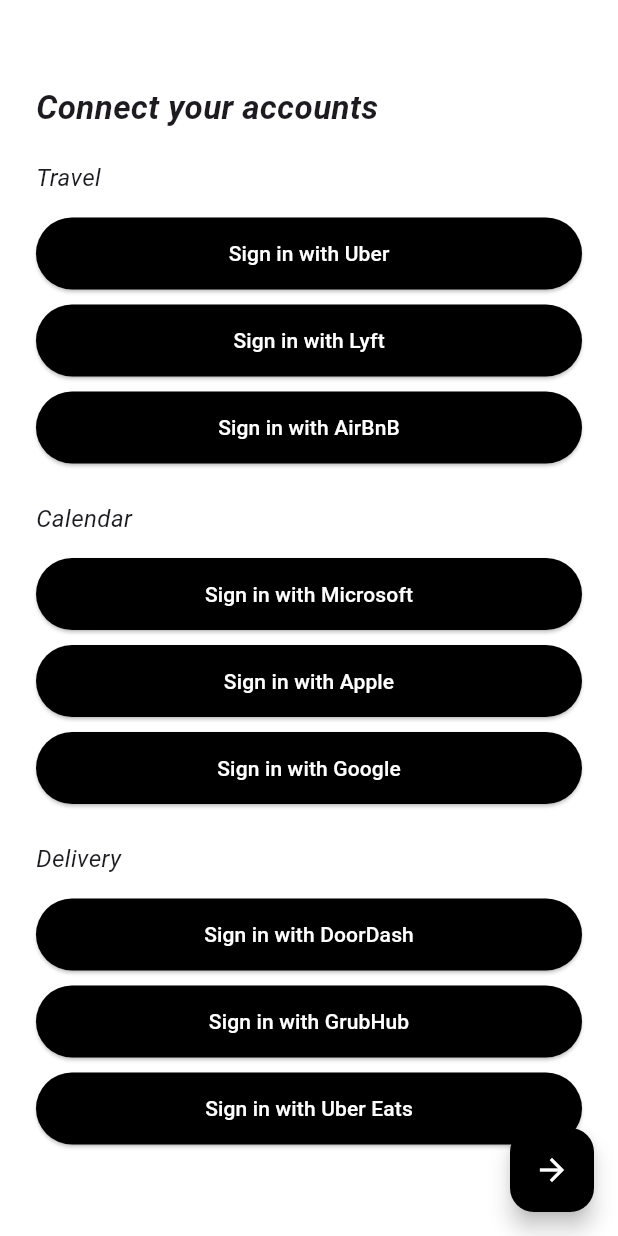
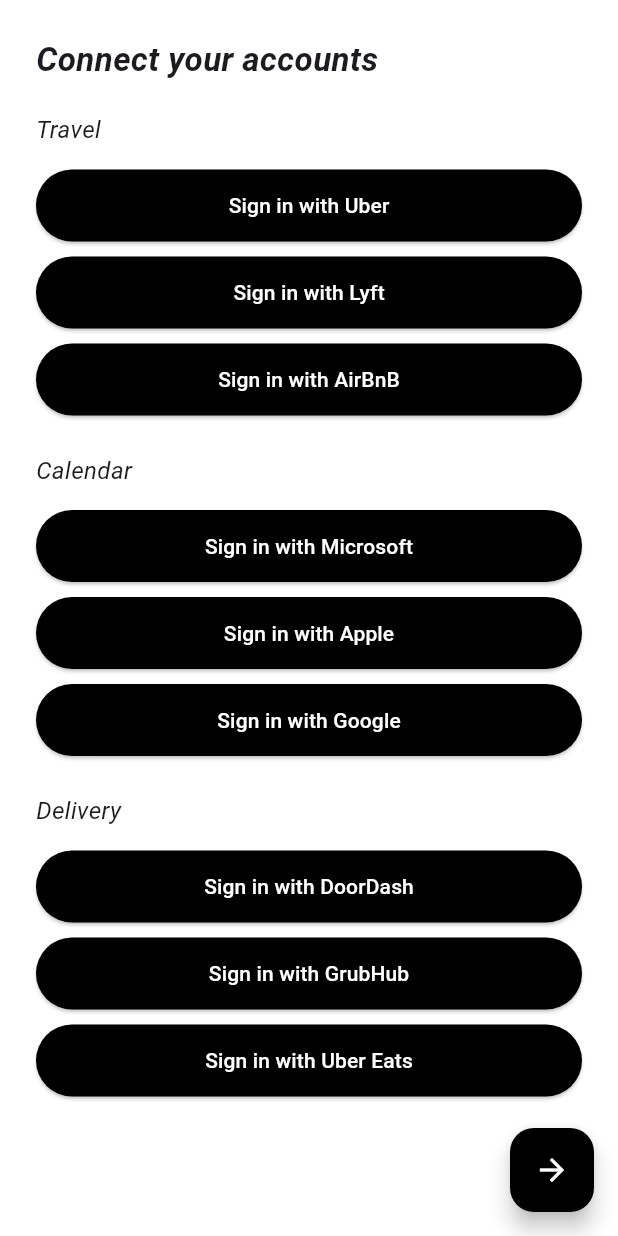
Before and after one commit to clee140/Nova, a Flutter app: the screen it shows after launch, after a tap on "Sign in with Google", on a phone screen of 412 x 824 dp. Run offline on Flutter 3.47's test engine with Material 3 defaults, Android fonts, the phone set to English and light mode, and no system bars; missing offline and left inert: auth0_flutter.

Commit message:
still sucks

```diff
--- a/lib/login.dart
+++ b/lib/login.dart
@@ -34,7 +34,7 @@ class _LoginState extends State<Login> {
         backgroundColor: Colors.black,
         child: const Icon(Icons.arrow_forward, color: Colors.white,),
       ),
-      body: Center(
+      body: SingleChildScrollView(
         child: Padding(
           padding: EdgeInsets.all(24.0),
           child: Column(
@@ -92,7 +92,13 @@ class _LoginState extends State<Login> {
           ),
           onPressed: () async {
             try {
-              final credentials = await auth0.webAuthentication(scheme: 'demo').login();
+              print('Starting Auth0 login process...');
+              final credentials = await auth0.webAuthentication(
+                scheme: 'com.example.boilermake25',
+                parameters: {
+                  'prompt': 'login'
+                }
+              ).login();
               setState(() {
                 _credentials = credentials;
               });
```
Also changed, not shown: 3 other files.
